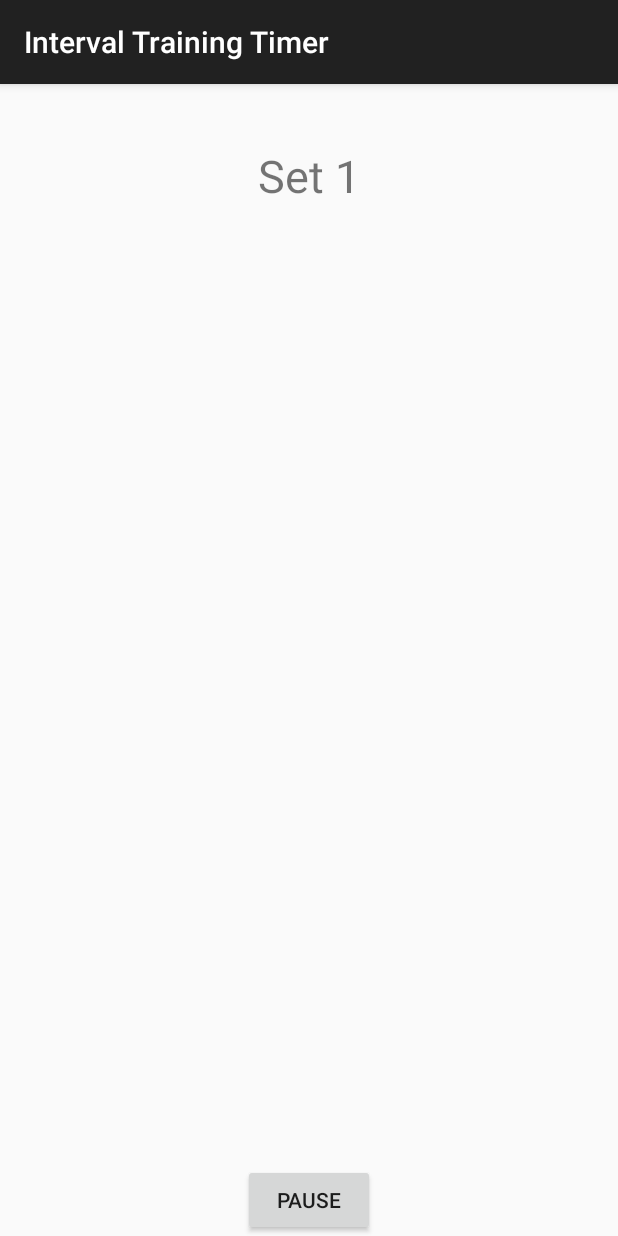
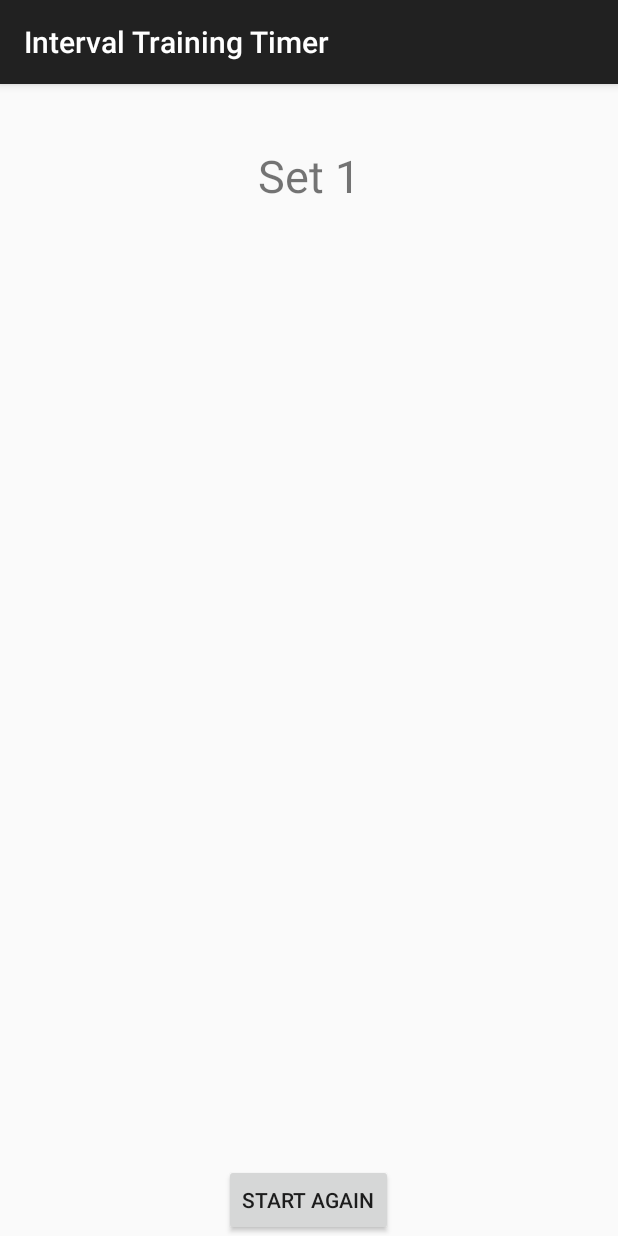
Before and after one commit to ktv205/Interval-training-timer, an Android app: the fragment TimerFragment placed in its activity, on a phone screen of 412 x 824 dp. Run offline under Robolectric (Android 15) with nearby library versions, the phone set to English and light mode, and no system bars; 3 statements that could not run were skipped.

Commit message:
fixed bugs in timer task

```diff
--- a/app/src/main/java/com/example/krishnavelagapudi/intervaltrainingtimer/TimerFragment.java
+++ b/app/src/main/java/com/example/krishnavelagapudi/intervaltrainingtimer/TimerFragment.java
@@ -3,7 +3,6 @@ package com.example.krishnavelagapudi.intervaltrainingtimer;
 import android.app.Fragment;
 import android.os.Bundle;
 import android.support.annotation.Nullable;
-import android.util.Log;
 import android.view.LayoutInflater;
 import android.view.View;
 import android.view.ViewGroup;
@@ -21,6 +20,7 @@ import java.util.TimerTask;
  */
 public class TimerFragment extends Fragment {
     private static final String TAG = TimerFragment.class.getSimpleName();
+    private static final int STOP = 2;
     TextView mTimeTextView;
     int mRepeatTimes;
     ArrayList<WorkoutModel> mWorkoutModelArrayList = new ArrayList<>();
@@ -33,6 +33,8 @@ public class TimerFragment extends Fragment {
     int mWorkoutNumber;
     int mTotalSets;
     private TextView mSetsTextView;
+    boolean mIsFinished = false;
+    private Button mPauseResumeButton;
 
     @Nullable
     @Override
@@ -40,45 +42,61 @@ public class TimerFragment extends Fragment {
         View view = inflater.inflate(R.layout.fragment_timer, container, false);
         mTimeTextView = (TextView) view.findViewById(R.id.time_text_view);
         mTitleTextView = (TextView) view.findViewById(R.id.title_text_view);
+        mSetsTextView = (TextView) view.findViewById(R.id.sets_textView);
         ArrayList<WorkoutModel> workoutModelArrayList = getArguments().getParcelableArrayList(getString(R.string.workout_key));
         mWorkoutModelArrayList = workoutModelArrayList;
         if (savedInstanceState == null) {
             mWorkoutNumber = 1;
             mTotalTime = -1;
             mRepeatTimes = getArguments().getInt(getString(R.string.repeat_times));
-            Log.d(TAG, "repeatTimes->" + mRepeatTimes);
             mTotalSets = mRepeatTimes;
         } else {
             mWorkoutNumber = savedInstanceState.getInt(getString(R.string.workout_number));
             mTotalTime = savedInstanceState.getInt(getString(R.string.total_time));
             mRepeatTimes = savedInstanceState.getInt(getString(R.string.repeat_times));
             mPauseResumeFlag = savedInstanceState.getInt(getString(R.string.state), mPauseResumeFlag);
-            mTotalSets = getArguments().getInt(getString(R.string.select_workout_number));
+            mTotalSets = getArguments().getInt(getString(R.string.repeat_times));
+            mSetsTextView.setText("Set " + (mTotalSets - mRepeatTimes));
+
         }
 
-        mSetsTextView = (TextView) view.findViewById(R.id.sets_textView);
 
-        final Button pauseResumeButton = (Button) view.findViewById(R.id.pause_resume_button);
+        mPauseResumeButton = (Button) view.findViewById(R.id.pause_resume_button);
         if (mPauseResumeFlag == PAUSE) {
-            pauseResumeButton.setText(R.string.resume);
+            mPauseResumeButton.setText(R.string.resume);
             mTimeTextView.setText(String.format("%02d", (mTotalTime / 60)) + ":" + String.format("%02d", (mTotalTime % 60)));
         }
         mTimer = new Timer();
-        mTimer.scheduleAtFixedRate(timer, 0, 1000);
-        pauseResumeButton.setOnClickListener(new View.OnClickListener() {
+        mTimer.scheduleAtFixedRate(new IntervalTimerTask(), 0, 1000);
+        mPauseResumeButton.setOnClickListener(new View.OnClickListener() {
             @Override
             public void onClick(View v) {
-                if (pauseResumeButton.getText().toString().equals(getString(R.string.pause))) {
-                    pauseResumeButton.setText(R.string.resume);
+                if (mPauseResumeButton.getText().toString().equals(getString(R.string.pause))) {
+                    mPauseResumeButton.setText(R.string.resume);
                     mPauseResumeFlag = PAUSE;
+                } else if (mPauseResumeButton.getText().toString().equals(getString(R.string.resume))) {
+                    mPauseResumeButton.setText(R.string.pause);
+                    mPauseResumeFlag = RESUME;
                 } else {
-                    pauseResumeButton.setText(R.string.pause);
+                    mPauseResumeButton.setText(getString(R.string.pause));
                     mPauseResumeFlag = RESUME;
+                    reset();
                 }
             }
         });
 
         return view;
+    }
+
+    private void reset() {
+        mWorkoutNumber = 1;
+        mTotalTime = -1;
+        mRepeatTimes = mTotalSets;
+        mTimer.purge();
+        mTimer = new Timer();
+        mTimer.scheduleAtFixedRate(new IntervalTimerTask(), 0, 1000);
+
+
     }
 
     @Override
@@ -87,11 +105,13 @@ public class TimerFragment extends Fragment {
         outState.putInt(getString(R.string.repeat_times), mRepeatTimes);
         outState.putInt(getString(R.string.total_time), mTotalTime);
         outState.putInt(getString(R.string.state), mPauseResumeFlag);
+        outState.putBoolean(getString(R.string.finished), mIsFinished);
         super.onSaveInstanceState(outState);
 
     }
 
-    TimerTask timer = new TimerTask() {
+    public class IntervalTimerTask extends TimerTask {
+
 
         @Override
         public void run() {
@@ -148,11 +168,20 @@ public class TimerFragment extends Fragment {
             mWorkoutNumber = 1;
             mTotalTime = -1;
             if (mRepeatTimes <= 0) {
+                mIsFinished = true;
+                getActivity().runOnUiThread(new Runnable() {
+                    @Override
+                    public void run() {
+                        mPauseResumeButton.setText(getString(R.string.start_again));
+                    }
+                });
+
+                mPauseResumeFlag = STOP;
                 mTimer.cancel();
             }
         }
+    }
 
-    };
 
     @Override
     public void onDestroy() {
--- a/app/src/main/res/values/strings.xml
+++ b/app/src/main/res/values/strings.xml
@@ -32,4 +32,6 @@
     <string name="is_paused">is paused</string>
     <string name="STATE">timer state</string>
     <string name="state">timer state</string>
+    <string name="finished">finished</string>
+    <string name="start_again">start again</string>
 </resources>
```
